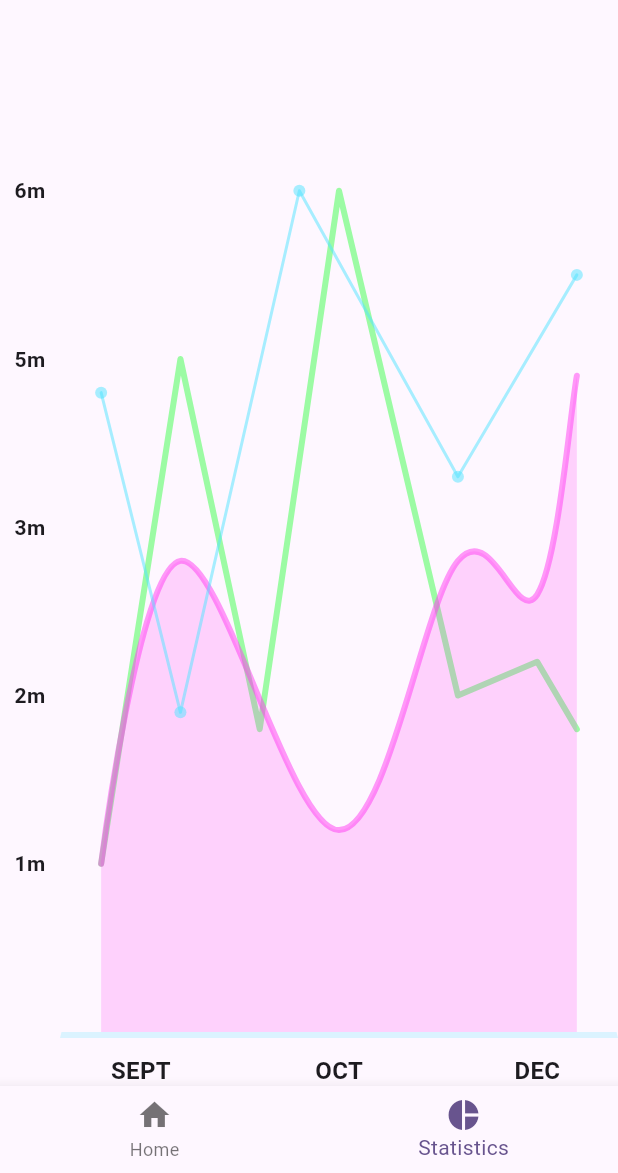
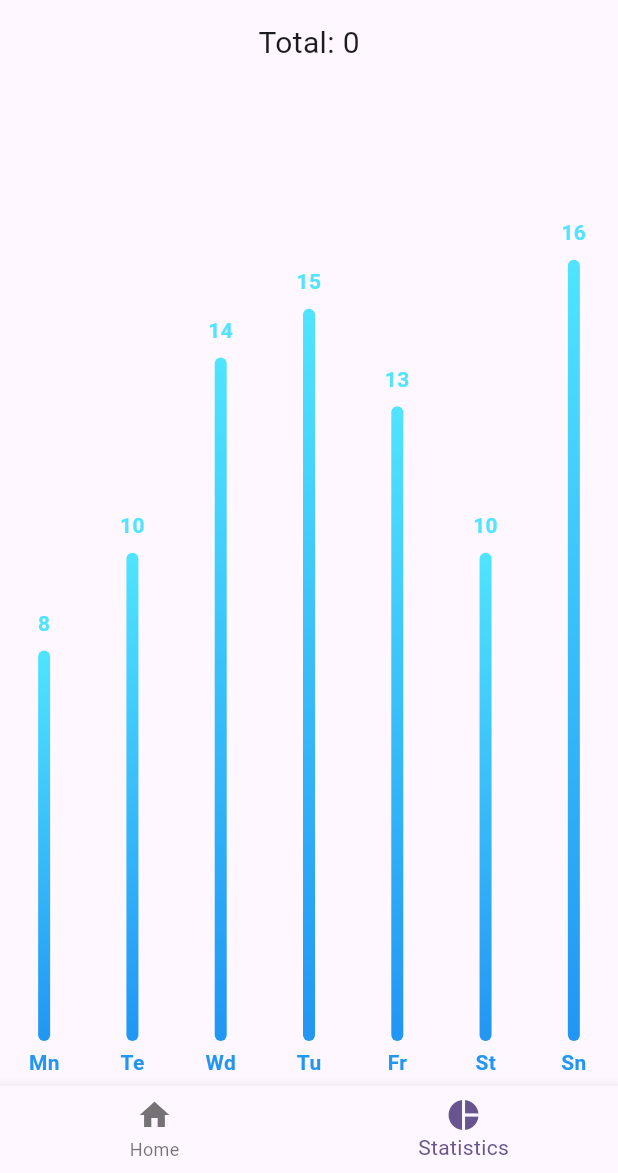
Before and after one commit to bdmendes/feup-cpm-touristic-wallet, a Flutter app: the screen it shows after launch, item 2 of the bottom bar chosen, on a phone screen of 412 x 824 dp, the part 63-1236 px from its top. Run offline on Flutter 3.47's test engine with Material 2 defaults, Android fonts, the phone set to English and light mode, and no system bars; drawn by our look-alikes of fl_chart; our stand-ins replace sqflite; accounts and stored records are empty.

Commit message:
Add example bar chart and example pie chart

```diff
--- /dev/null
+++ b/touristic_wallet/lib/view/statistics/bar_chart.dart
@@ -0,0 +1,207 @@
+import 'package:fl_chart/fl_chart.dart';
+import 'package:flutter/material.dart';
+
+class _BarChart extends StatelessWidget {
+  const _BarChart({super.key});
+
+  @override
+  Widget build(BuildContext context) {
+    return BarChart(
+      BarChartData(
+        barTouchData: barTouchData,
+        titlesData: titlesData,
+        borderData: borderData,
+        barGroups: barGroups,
+        gridData: FlGridData(show: false),
+        alignment: BarChartAlignment.spaceAround,
+        maxY: 20,
+      ),
+    );
+  }
+
+  BarTouchData get barTouchData => BarTouchData(
+    enabled: false,
+    touchTooltipData: BarTouchTooltipData(
+      tooltipBgColor: Colors.transparent,
+      tooltipPadding: EdgeInsets.zero,
+      tooltipMargin: 8,
+      getTooltipItem: (
+          BarChartGroupData group,
+          int groupIndex,
+          BarChartRodData rod,
+          int rodIndex,
+          ) {
+        return BarTooltipItem(
+          rod.toY.round().toString(),
+          const TextStyle(
+            color: Color(0xFF50E4FF),
+            fontWeight: FontWeight.bold,
+          ),
+        );
+      },
+    ),
+  );
+
+  Widget getTitles(double value, TitleMeta meta) {
+    const style = TextStyle(
+      color: Color(0xFF2196F3),
+      fontWeight: FontWeight.bold,
+      fontSize: 14,
+    );
+    String text;
+    switch (value.toInt()) {
+      case 0:
+        text = 'Mn';
+        break;
+      case 1:
+        text = 'Te';
+        break;
+      case 2:
+        text = 'Wd';
+        break;
+      case 3:
+        text = 'Tu';
+        break;
+      case 4:
+        text = 'Fr';
+        break;
+      case 5:
+        text = 'St';
+        break;
+      case 6:
+        text = 'Sn';
+        break;
+      default:
+        text = '';
+        break;
+    }
+    return SideTitleWidget(
+      axisSide: meta.axisSide,
+      space: 4,
+      child: Text(text, style: style),
+    );
+  }
+
+  FlTitlesData get titlesData => FlTitlesData(
+    show: true,
+    bottomTitles: AxisTitles(
+      sideTitles: SideTitles(
+        showTitles: true,
+        reservedSize: 30,
+        getTitlesWidget: getTitles,
+      ),
+    ),
+    leftTitles: AxisTitles(
+      sideTitles: SideTitles(showTitles: false),
+    ),
+    topTitles: AxisTitles(
+      sideTitles: SideTitles(showTitles: false),
+    ),
+    rightTitles: AxisTitles(
+      sideTitles: SideTitles(showTitles: false),
+    ),
+  );
+
+  FlBorderData get borderData => FlBorderData(
+    show: false,
+  );
+
+  LinearGradient get _barsGradient => const LinearGradient(
+    colors: [
+      Color(0xFF2196F3),
+      Color(0xFF50E4FF),
+    ],
+    begin: Alignment.bottomCenter,
+    end: Alignment.topCenter,
+  );
+
+  List<BarChartGroupData> get barGroups => [
+    BarChartGroupData(
+      x: 0,
+      barRods: [
+        BarChartRodData(
+          toY: 8,
+          gradient: _barsGradient,
+        )
+      ],
+      showingTooltipIndicators: [0],
+    ),
+    BarChartGroupData(
+      x: 1,
+      barRods: [
+        BarChartRodData(
+          toY: 10,
+          gradient: _barsGradient,
+        )
+      ],
+      showingTooltipIndicators: [0],
+    ),
+    BarChartGroupData(
+      x: 2,
+      barRods: [
+        BarChartRodData(
+          toY: 14,
+          gradient: _barsGradient,
+        )
+      ],
+      showingTooltipIndicators: [0],
+    ),
+    BarChartGroupData(
+      x: 3,
+      barRods: [
+        BarChartRodData(
+          toY: 15,
+          gradient: _barsGradient,
+        )
+      ],
+      showingTooltipIndicators: [0],
+    ),
+    BarChartGroupData(
+      x: 4,
+      barRods: [
+        BarChartRodData(
+          toY: 13,
+          gradient: _barsGradient,
+        )
+      ],
+      showingTooltipIndicators: [0],
+    ),
+    BarChartGroupData(
+      x: 5,
+      barRods: [
+        BarChartRodData(
+          toY: 10,
+          gradient: _barsGradient,
+        )
+      ],
+      showingTooltipIndicators: [0],
+    ),
+    BarChartGroupData(
+      x: 6,
+      barRods: [
+        BarChartRodData(
+          toY: 16,
+          gradient: _barsGradient,
+        )
+      ],
+      showingTooltipIndicators: [0],
+    ),
+  ];
+}
+
+class BarChartSample3 extends StatefulWidget {
+  const BarChartSample3({super.key});
+
+  @override
+  State<StatefulWidget> createState() => BarChartSample3State();
+}
+
+class BarChartSample3State extends State<BarChartSample3> {
+  @override
+  Widget build(BuildContext context) {
+    return const AspectRatio(
+      aspectRatio: 1.6,
+      child: _BarChart(),
+    );
+  }
+}
--- a/touristic_wallet/lib/view/statistics/statistics_page.dart
+++ b/touristic_wallet/lib/view/statistics/statistics_page.dart
@@ -1,286 +1,30 @@
 import 'package:fl_chart/fl_chart.dart';
 import 'package:flutter/material.dart';
+import 'package:touristic_wallet/view/common/total_amount_indicator.dart';
+import 'package:touristic_wallet/view/statistics/bar_chart.dart';
+import 'pie_chart.dart';
 
 class StatisticsPage extends StatelessWidget {
   const StatisticsPage({super.key});
+
   final bool isShowingMainData = false;
 
   @override
   Widget build(BuildContext context) {
-    return LineChart(
-      isShowingMainData ? sampleData1 : sampleData2,
-      swapAnimationDuration: const Duration(milliseconds: 250),
+    final PageController controller = PageController();
+    return Column(
+      children: [
+        const TotalAmountIndicator(),
+        Expanded(child:
+        PageView(
+          controller: controller,
+          children: const <Widget>[
+            BarChartSample3(),
+            PieChartSample2()
+          ],
+        ),
+        )
+      ],
     );
   }
-
-  LineChartData get sampleData1 => LineChartData(
-    lineTouchData: lineTouchData1,
-    gridData: gridData,
-    titlesData: titlesData1,
-    borderData: borderData,
-    lineBarsData: lineBarsData1,
-    minX: 0,
-    maxX: 14,
-    maxY: 4,
-    minY: 0,
-  );
-
-  LineChartData get sampleData2 => LineChartData(
-    lineTouchData: lineTouchData2,
-    gridData: gridData,
-    titlesData: titlesData2,
-    borderData: borderData,
-    lineBarsData: lineBarsData2,
-    minX: 0,
-    maxX: 14,
-    maxY: 6,
-    minY: 0,
-  );
-
-  LineTouchData get lineTouchData1 => LineTouchData(
-    handleBuiltInTouches: true,
-    touchTooltipData: LineTouchTooltipData(
-      tooltipBgColor: Colors.blueGrey.withOpacity(0.8),
-    ),
-  );
-
-  FlTitlesData get titlesData1 => FlTitlesData(
-    bottomTitles: AxisTitles(
-      sideTitles: bottomTitles,
-    ),
-    rightTitles: AxisTitles(
-      sideTitles: SideTitles(showTitles: false),
-    ),
-    topTitles: AxisTitles(
-      sideTitles: SideTitles(showTitles: false),
-    ),
-    leftTitles: AxisTitles(
-      sideTitles: leftTitles(),
-    ),
-  );
-
-  List<LineChartBarData> get lineBarsData1 => [
-    lineChartBarData1_1,
-    lineChartBarData1_2,
-    lineChartBarData1_3,
-  ];
-
-  LineTouchData get lineTouchData2 => LineTouchData(
-    enabled: false,
-  );
-
-  FlTitlesData get titlesData2 => FlTitlesData(
-    bottomTitles: AxisTitles(
-      sideTitles: bottomTitles,
-    ),
-    rightTitles: AxisTitles(
-      sideTitles: SideTitles(showTitles: false),
-    ),
-    topTitles: AxisTitles(
-      sideTitles: SideTitles(showTitles: false),
-    ),
-    leftTitles: AxisTitles(
-      sideTitles: leftTitles(),
-    ),
-  );
-
-  List<LineChartBarData> get lineBarsData2 => [
-    lineChartBarData2_1,
-    lineChartBarData2_2,
-    lineChartBarData2_3,
-  ];
-
-  Widget leftTitleWidgets(double value, TitleMeta meta) {
-    const style = TextStyle(
-      fontWeight: FontWeight.bold,
-      fontSize: 14,
-    );
-    String text;
-    switch (value.toInt()) {
-      case 1:
-        text = '1m';
-        break;
-      case 2:
-        text = '2m';
-        break;
-      case 3:
-        text = '3m';
-        break;
-      case 4:
-        text = '5m';
-        break;
-      case 5:
-        text = '6m';
-        break;
-      default:
-        return Container();
-    }
-
-    return Text(text, style: style, textAlign: TextAlign.center);
-  }
-
-  SideTitles leftTitles() => SideTitles(
-    getTitlesWidget: leftTitleWidgets,
-    showTitles: true,
-    interval: 1,
-    reservedSize: 40,
-  );
-
-  Widget bottomTitleWidgets(double value, TitleMeta meta) {
-    const style = TextStyle(
-      fontWeight: FontWeight.bold,
-      fontSize: 16,
-    );
-    Widget text;
-    switch (value.toInt()) {
-      case 2:
-        text = const Text('SEPT', style: style);
-        break;
-      case 7:
-        text = const Text('OCT', style: style);
-        break;
-      case 12:
-        text = const Text('DEC', style: style);
-        break;
-      default:
-        text = const Text('');
-        break;
-    }
-
-    return SideTitleWidget(
-      axisSide: meta.axisSide,
-      space: 10,
-      child: text,
-    );
-  }
-
-  SideTitles get bottomTitles => SideTitles(
-    showTitles: true,
-    reservedSize: 32,
-    interval: 1,
-    getTitlesWidget: bottomTitleWidgets,
-  );
-
-  FlGridData get gridData => FlGridData(show: false);
-
-  FlBorderData get borderData => FlBorderData(
-    show: true,
-    border: Border(
-      bottom:
-      BorderSide(color: const Color(0xFF50E4FF).withOpacity(0.2), width: 4),
-      left: const BorderSide(color: Colors.transparent),
-      right: const BorderSide(color: Colors.transparent),
-      top: const BorderSide(color: Colors.transparent),
-    ),
-  );
-
-  LineChartBarData get lineChartBarData1_1 => LineChartBarData(
-    isCurved: true,
-    color: const Color(0xFF3BFF49),
-    barWidth: 8,
-    isStrokeCapRound: true,
-    dotData: FlDotData(show: false),
-    belowBarData: BarAreaData(show: false),
-    spots: const [
-      FlSpot(1, 1),
-      FlSpot(3, 1.5),
-      FlSpot(5, 1.4),
-      FlSpot(7, 3.4),
-      FlSpot(10, 2),
-      FlSpot(12, 2.2),
-      FlSpot(13, 1.8),
-    ],
-  );
-
-  LineChartBarData get lineChartBarData1_2 => LineChartBarData(
-    isCurved: true,
-    color: const Color(0xFFFF3AF2),
-    barWidth: 8,
-    isStrokeCapRound: true,
-    dotData: FlDotData(show: false),
-    belowBarData: BarAreaData(
-      show: false,
-      color: const Color(0xFFFF3AF2).withOpacity(0),
-    ),
-    spots: const [
-      FlSpot(1, 1),
-      FlSpot(3, 2.8),
-      FlSpot(7, 1.2),
-      FlSpot(10, 2.8),
-      FlSpot(12, 2.6),
-      FlSpot(13, 3.9),
-    ],
-  );
-
-  LineChartBarData get lineChartBarData1_3 => LineChartBarData(
-    isCurved: true,
-    color: const Color(0xFF50E4FF),
-    barWidth: 8,
-    isStrokeCapRound: true,
-    dotData: FlDotData(show: false),
-    belowBarData: BarAreaData(show: false),
-    spots: const [
-      FlSpot(1, 2.8),
-      FlSpot(3, 1.9),
-      FlSpot(6, 3),
-      FlSpot(10, 1.3),
-      FlSpot(13, 2.5),
-    ],
-  );
-
-  LineChartBarData get lineChartBarData2_1 => LineChartBarData(
-    isCurved: true,
-    curveSmoothness: 0,
-    color: const Color(0xFF3BFF49).withOpacity(0.5),
-    barWidth: 4,
-    isStrokeCapRound: true,
-    dotData: FlDotData(show: false),
-    belowBarData: BarAreaData(show: false),
-    spots: const [
-      FlSpot(1, 1),
-      FlSpot(3, 4),
-      FlSpot(5, 1.8),
-      FlSpot(7, 5),
-      FlSpot(10, 2),
-      FlSpot(12, 2.2),
-      FlSpot(13, 1.8),
-    ],
-  );
-
-  LineChartBarData get lineChartBarData2_2 => LineChartBarData(
-    isCurved: true,
-    color: const Color(0xFFFF3AF2).withOpacity(0.5),
-    barWidth: 4,
-    isStrokeCapRound: true,
-    dotData: FlDotData(show: false),
-    belowBarData: BarAreaData(
-      show: true,
-      color: const Color(0xFFFF3AF2).withOpacity(0.2),
-    ),
-    spots: const [
-      FlSpot(1, 1),
-      FlSpot(3, 2.8),
-      FlSpot(7, 1.2),
-      FlSpot(10, 2.8),
-      FlSpot(12, 2.6),
-      FlSpot(13, 3.9),
-    ],
-  );
-
-  LineChartBarData get lineChartBarData2_3 => LineChartBarData(
-    isCurved: true,
-    curveSmoothness: 0,
-    color: const Color(0xFF50E4FF).withOpacity(0.5),
-    barWidth: 2,
-    isStrokeCapRound: true,
-    dotData: FlDotData(show: true),
-    belowBarData: BarAreaData(show: false),
-    spots: const [
-      FlSpot(1, 3.8),
-      FlSpot(3, 1.9),
-      FlSpot(6, 5),
-      FlSpot(10, 3.3),
-      FlSpot(13, 4.5),
-    ],
-  );
 }
```
Also changed, not shown: touristic_wallet/lib/view/statistics/indicator.dart (added, +44 -0 lines), touristic_wallet/lib/view/statistics/pie_chart.dart (added, +164 -0 lines), touristic_wallet/pubspec.lock.
